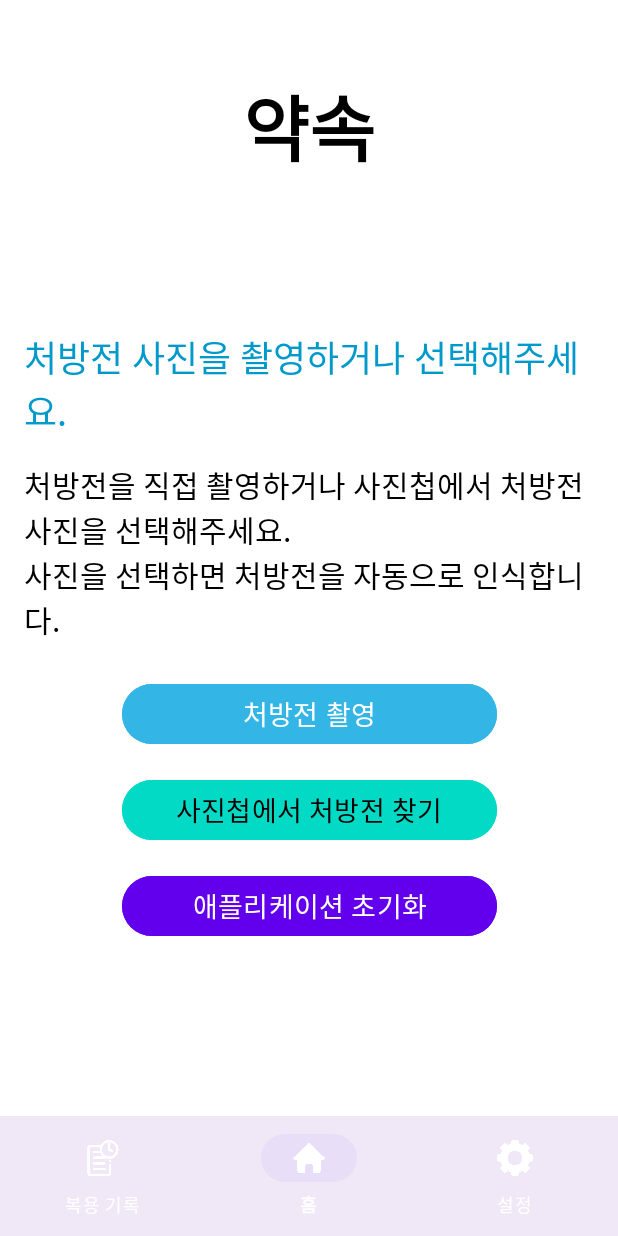
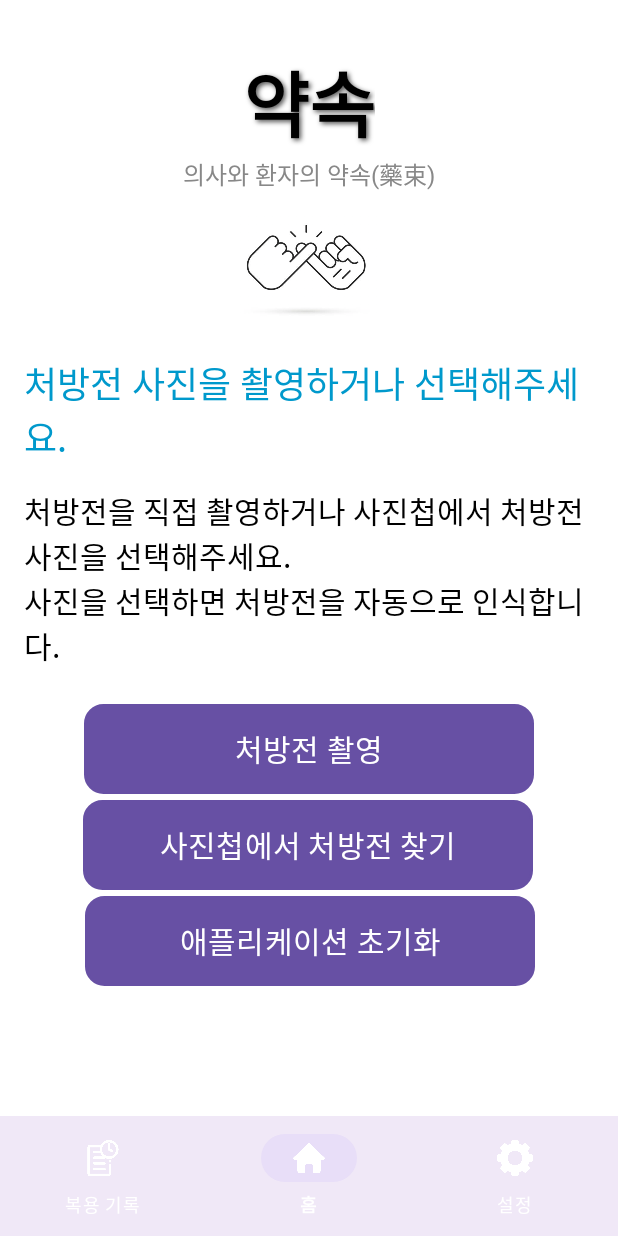
Before and after one commit to Re-Bugs/promise, an Android app: the MainActivity screen opened directly, with no data from a screen before it, on a phone screen of 412 x 824 dp. Run offline under Robolectric (Android 15) with nearby library versions, the phone set to English and light mode, and no system bars.

Commit message:
UI - update

```diff
--- /dev/null
+++ b/Kotlin/app/src/main/res/drawable/rounded_button.xml
@@ -0,0 +1,13 @@
+<!-- res/drawable/rounded_button.xml -->
+<shape xmlns:android="http://schemas.android.com/apk/res/android">
+    <solid android:color="@android:color/holo_blue_light" /> <!-- 배경 색상 설정 -->
+    <corners android:radius="12dp" /> <!-- 버튼의 모서리를 둥글게 설정 -->
+    <padding
+        android:left="10dp"
+        android:top="10dp"
+        android:right="10dp"
+        android:bottom="10dp" />
+    <stroke
+        android:width="2dp"
+        android:color="@android:color/darker_gray" /> <!-- 버튼의 테두리 색상 및 두께 설정 -->
+</shape>
--- a/Kotlin/app/src/main/res/layout/activity_main.xml
+++ b/Kotlin/app/src/main/res/layout/activity_main.xml
@@ -14,21 +14,51 @@
         android:id="@+id/appNameTextView"
         android:layout_width="wrap_content"
         android:layout_height="wrap_content"
-        android:layout_marginTop="48dp"
+        android:layout_marginTop="32dp"
         android:text="약속"
         android:textColor="@android:color/black"
         android:textSize="48sp"
         android:textStyle="bold"
+        android:shadowColor="#AA000000"
+        android:shadowDx="2"
+        android:shadowDy="2"
+        android:shadowRadius="4"
         app:layout_constraintEnd_toEndOf="parent"
         app:layout_constraintStart_toStartOf="parent"
         app:layout_constraintTop_toTopOf="parent" />
+
+    <!-- 타이틀 하단 부제목 -->
+    <TextView
+        android:id="@+id/subTitleTextView"
+        android:layout_width="wrap_content"
+        android:layout_height="wrap_content"
+        android:text="의사와 환자의 약속(藥束)"
+        android:textColor="#888888"
+        android:textSize="16sp"
+        android:fontFamily="sans-serif"
+        app:layout_constraintTop_toBottomOf="@id/appNameTextView"
+        app:layout_constraintStart_toStartOf="parent"
+        app:layout_constraintEnd_toEndOf="parent" />
+
+    <!-- 메인 이미지 -->
+    <ImageView
+        android:id="@+id/mainImageView"
+        android:layout_width="167dp"
+        android:layout_height="69dp"
+        android:layout_marginTop="16dp"
+        android:contentDescription="Main Image"
+        android:scaleType="fitCenter"
+        android:src="@drawable/promise"
+        app:layout_constraintEnd_toEndOf="parent"
+        app:layout_constraintStart_toStartOf="parent"
+        app:layout_constraintTop_toBottomOf="@id/subTitleTextView" />
 
     <!-- 처방전 인식 결과를 표시할 라벨 -->
     <TextView
         android:id="@+id/resultLabel"
         android:layout_width="0dp"
         android:layout_height="wrap_content"
-        android:layout_marginTop="100dp"
+        android:layout_marginTop="24dp"
         android:layout_marginStart="16dp"
         android:layout_marginEnd="16dp"
         android:text="처방전 사진을 촬영하거나 선택해주세요."
@@ -36,7 +66,7 @@
         android:textSize="24sp"
         app:layout_constraintEnd_toEndOf="parent"
         app:layout_constraintStart_toStartOf="parent"
-        app:layout_constraintTop_toBottomOf="@id/appNameTextView" />
+        app:layout_constraintTop_toBottomOf="@id/mainImageView" />
 
     <!-- 설명을 위한 텍스트 라벨 -->
     <TextView
@@ -56,46 +86,52 @@
     <!-- 처방전 촬영 버튼 -->
     <Button
         android:id="@+id/cameraButton"
-        android:layout_width="250dp"
-        android:layout_height="48dp"
+        android:layout_width="300dp"
+        android:layout_height="60dp"
         android:layout_marginTop="24dp"
         android:backgroundTint="@android:color/holo_blue_light"
         android:text="처방전 촬영"
         android:textColor="@android:color/white"
-        android:textSize="18sp"
+        android:textSize="20sp"
+        android:background="@drawable/rounded_button"
         app:layout_constraintEnd_toEndOf="parent"
         app:layout_constraintStart_toStartOf="parent"
         app:layout_constraintTop_toBottomOf="@id/descriptionLabel" />
 
     <!-- 사진첩에서 처방전 찾기 버튼 -->
+
+    <!-- 애플리케이션 초기화 버튼 -->
     <Button
         android:id="@+id/ocrButton"
-        android:layout_width="250dp"
-        android:layout_height="48dp"
-        android:layout_marginTop="16dp"
+        android:layout_width="300dp"
+        android:layout_height="60dp"
+        android:layout_marginTop="4dp"
+        android:background="@drawable/rounded_button"
         android:backgroundTint="@color/design_default_color_secondary"
         android:text="사진첩에서 처방전 찾기"
-        android:textColor="@android:color/black"
-        android:textSize="18sp"
+        android:textColor="@android:color/white"
+        android:textSize="20sp"
         app:layout_constraintEnd_toEndOf="parent"
+        app:layout_constraintHorizontal_bias="0.495"
         app:layout_constraintStart_toStartOf="parent"
         app:layout_constraintTop_toBottomOf="@id/cameraButton" />
 
-    <!-- 애플리케이션 초기화 버튼 -->
+    <!-- 네비게이션 바 추가 -->
     <Button
         android:id="@+id/deleteButton"
-        android:layout_width="250dp"
-        android:layout_height="48dp"
-        android:layout_marginTop="16dp"
+        android:layout_width="300dp"
+        android:layout_height="60dp"
+        android:layout_marginTop="4dp"
+        android:background="@drawable/rounded_button"
         android:backgroundTint="@color/design_default_color_primary"
         android:text="애플리케이션 초기화"
         android:textColor="@android:color/white"
-        android:textSize="18sp"
+        android:textSize="20sp"
         app:layout_constraintEnd_toEndOf="parent"
+        app:layout_constraintHorizontal_bias="0.504"
         app:layout_constraintStart_toStartOf="parent"
         app:layout_constraintTop_toBottomOf="@id/ocrButton" />
 
-    <!-- 네비게이션 바 추가 -->
     <com.google.android.material.bottomnavigation.BottomNavigationView
         android:id="@+id/bottom_navigation"
         android:layout_width="0dp"
```
